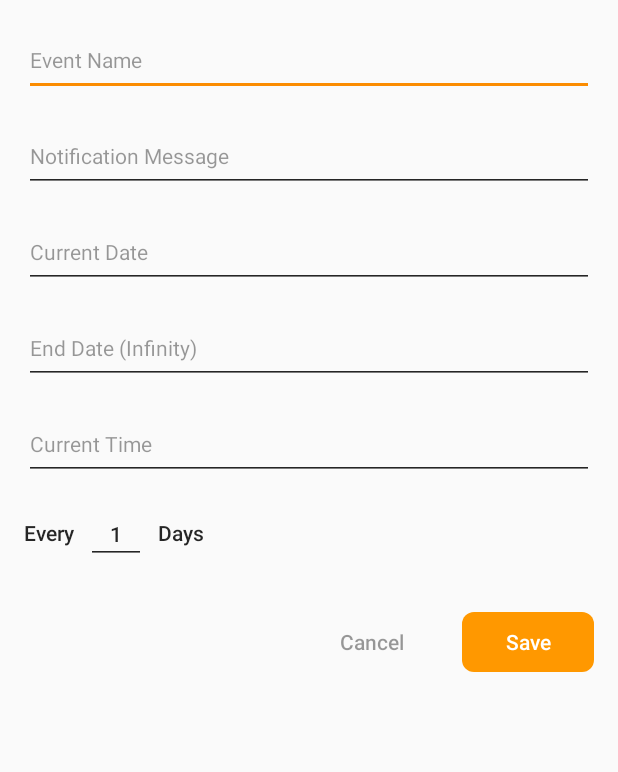
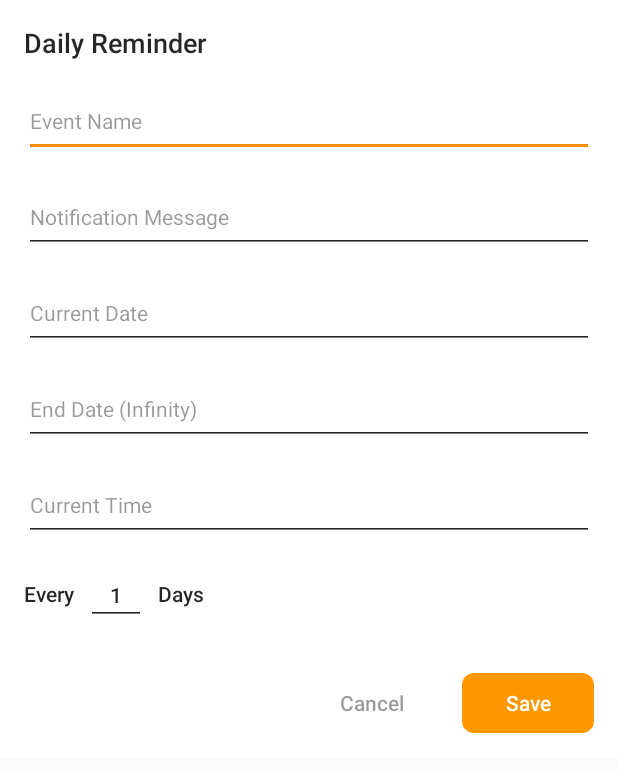
Before and after one commit to bedii97/Routine, an Android app: the layout add_daily_reminder.xml on its own in the app's theme, with its tools: preview values and no code run, on a phone screen of 412 x 824 dp. Shown: the top 772 px of the screen. Run offline under Robolectric (Android 15) with nearby library versions, the phone set to English and light mode, and no system bars.

Commit message:
Dialog design

```diff
--- a/app/src/main/java/com/example/routine/Dialog/AddMonthlyReminder.java
+++ b/app/src/main/java/com/example/routine/Dialog/AddMonthlyReminder.java
@@ -26,8 +26,7 @@ public class AddMonthlyReminder extends DialogFragment {
         AlertDialog.Builder builder = new AlertDialog.Builder(getActivity());
         LayoutInflater inflater = getActivity().getLayoutInflater();
         View view = inflater.inflate(R.layout.add_monthly_reminder, null);
-        builder.setView(view)
-                .setTitle(R.string.add_monthly_reminder_dialog_tag);
+        builder.setView(view);
 
         return builder.create();
     }
--- a/app/src/main/java/com/example/routine/Dialog/AddWeeklyReminder.java
+++ b/app/src/main/java/com/example/routine/Dialog/AddWeeklyReminder.java
@@ -26,8 +26,7 @@ public class AddWeeklyReminder extends DialogFragment {
         AlertDialog.Builder builder = new AlertDialog.Builder(getActivity());
         LayoutInflater inflater = getActivity().getLayoutInflater();
         View view = inflater.inflate(R.layout.add_weekly_reminder, null);
-        builder.setView(view)
-                .setTitle(R.string.add_weekly_reminder_dialog_tag);
+        builder.setView(view);
 
         return builder.create();
     }
--- a/app/src/main/java/com/example/routine/Dialog/AddYearlyReminder.java
+++ b/app/src/main/java/com/example/routine/Dialog/AddYearlyReminder.java
@@ -26,8 +26,7 @@ public class AddYearlyReminder extends DialogFragment {
         AlertDialog.Builder builder = new AlertDialog.Builder(getActivity());
         LayoutInflater inflater = getActivity().getLayoutInflater();
         View view = inflater.inflate(R.layout.add_yearly_reminder, null);
-        builder.setView(view)
-                .setTitle(R.string.add_yearly_reminder_dialog_tag);
+        builder.setView(view);
 
         return builder.create();
     }
--- a/app/src/main/res/layout/add_daily_reminder.xml
+++ b/app/src/main/res/layout/add_daily_reminder.xml
@@ -1,11 +1,29 @@
 <?xml version="1.0" encoding="utf-8"?>
-<LinearLayout
+<ScrollView
+    android:layout_width="match_parent"
+    android:layout_height="wrap_content"
     xmlns:android="http://schemas.android.com/apk/res/android"
     xmlns:app="http://schemas.android.com/apk/res-auto"
     xmlns:tools="http://schemas.android.com/tools"
+    android:background="?attr/cardViewColor">
+
+    <LinearLayout
         android:layout_width="match_parent"
         android:layout_height="wrap_content"
-    android:orientation="vertical">
+        android:orientation="vertical"
+        android:scrollbars="vertical"
+        android:scrollbarAlwaysDrawVerticalTrack="true">
+
+        <TextView
+            android:id="@+id/add_daily_reminder_tag"
+            android:layout_width="wrap_content"
+            android:layout_height="wrap_content"
+            android:layout_marginTop="16dp"
+            android:layout_marginStart="16dp"
+            android:text="@string/add_daily_reminder_dialog_tag"
+            android:textSize="18sp"
+            android:fontFamily="sans-serif-medium"
+            android:textColor="?attr/primaryTextColor"/>
 
         <include
             android:id="@+id/add_daily_reminder_common_variables_include"
@@ -68,3 +86,5 @@
             layout="@layout/add_reminder_common_buttons" />
 
         </LinearLayout>
+
+</ScrollView>
--- a/app/src/main/res/layout/add_reminder_common_variables.xml
+++ b/app/src/main/res/layout/add_reminder_common_variables.xml
@@ -10,13 +10,14 @@
         android:id="@+id/add_reminder_common_variables_event_name_et"
         android:layout_width="match_parent"
         android:layout_height="wrap_content"
+        android:minHeight="48dp"
         android:layout_marginStart="16dp"
         android:layout_marginEnd="16dp"
         android:layout_marginTop="16dp"
         android:hint="@string/add_reminder_common_variables_event_name"
         android:importantForAutofill="no"
-        android:inputType="textLongMessage"
-        android:minHeight="48dp"
+        android:inputType="textMultiLine"
+        android:maxLines="5"
         android:textColor="?attr/primaryTextColor"
         android:textColorHint="?attr/thirdTextColor"
         android:textSize="14sp"
@@ -28,13 +29,14 @@
         android:id="@+id/add_reminder_common_variables_notification_message_et"
         android:layout_width="match_parent"
         android:layout_height="wrap_content"
+        android:minHeight="48dp"
         android:layout_marginTop="16dp"
         android:layout_marginStart="16dp"
         android:layout_marginEnd="16dp"
         android:hint="@string/add_reminder_common_variables_notification_message"
         android:importantForAutofill="no"
-        android:inputType="textLongMessage"
-        android:minHeight="48dp"
+        android:inputType="textMultiLine"
+        android:maxLines="5"
         android:textColor="?attr/primaryTextColor"
         android:textColorHint="?attr/thirdTextColor"
         android:textSize="14sp"
--- a/app/src/main/res/layout/reminder_item.xml
+++ b/app/src/main/res/layout/reminder_item.xml
@@ -10,9 +10,9 @@
     android:layout_marginEnd="16dp"
     android:layout_marginTop="8dp"
     android:layout_marginBottom="8dp"
-    app:cardBackgroundColor="@android:color/white"
-    app:cardCornerRadius="2dp"
-    app:cardElevation="2dp">
+    app:cardBackgroundColor="?attr/cardViewColor"
+    app:cardCornerRadius="4dp"
+    app:cardElevation="4dp">
 
     <LinearLayout
         android:layout_width="match_parent"
--- a/app/src/main/res/values/attr.xml
+++ b/app/src/main/res/values/attr.xml
@@ -30,4 +30,6 @@
     <attr name="saveButtonColorFocus" format="reference"/>
     <attr name="saveButtonColorPressed" format="reference"/>
 
+    <attr name="calendarAndClockColor" format="reference"/>
+
 </resources>
--- a/app/src/main/res/values/colors.xml
+++ b/app/src/main/res/values/colors.xml
@@ -45,6 +45,8 @@
     <color name="saveButtonColorFocusLight">#FB8C00</color>
     <color name="saveButtonColorPressedLight">#FFB74D</color>
 
+    <color name="calendarAndClockColorLight">#FF9800</color>
+
 
 
 
@@ -85,5 +87,7 @@
     <color name="saveButtonColorFocusDark">#FF9800</color>
     <color name="saveButtonColorPressedDark">#FFCC80</color>
 
+    <color name="calendarAndClockColorDark">#FFB74D</color>
+
 
 </resources>
--- a/app/src/main/res/values/styles.xml
+++ b/app/src/main/res/values/styles.xml
@@ -36,6 +36,8 @@
         <item name="saveButtonColorNormal">@color/saveButtonColorNormalLight</item>
         <item name="saveButtonColorFocus">@color/saveButtonColorFocusLight</item>
         <item name="saveButtonColorPressed">@color/saveButtonColorPressedLight</item>
+
+        <item name="calendarAndClockColor">@color/calendarAndClockColorLight</item>
 
     </style>
 
@@ -78,6 +80,8 @@
         <item name="saveButtonColorFocus">@color/saveButtonColorFocusDark</item>
         <item name="saveButtonColorPressed">@color/saveButtonColorPressedDark</item>
 
+        <item name="calendarAndClockColor">@color/calendarAndClockColorDark</item>
+
     </style>
 
 
```
Also changed, not shown: app/src/main/java/com/example/routine/Dialog/AddDailyReminder.java (+14 -2 lines), app/src/main/res/layout/activity_main.xml (+4 -4 lines), app/src/main/res/layout/add_monthly_reminder.xml (+22 -2 lines), app/src/main/res/layout/add_weekly_reminder.xml (+22 -2 lines), app/src/main/res/layout/add_yearly_reminder.xml (+22 -2 lines). Lines whose indentation alone changed are shown as unchanged.
